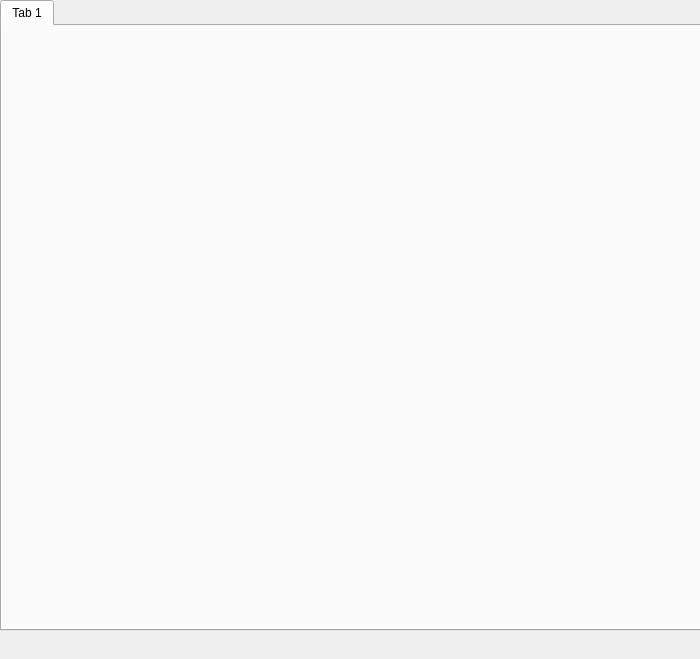
Old version of the form spectromicroscopy/SMP.ui in the repository praxes/praxes.
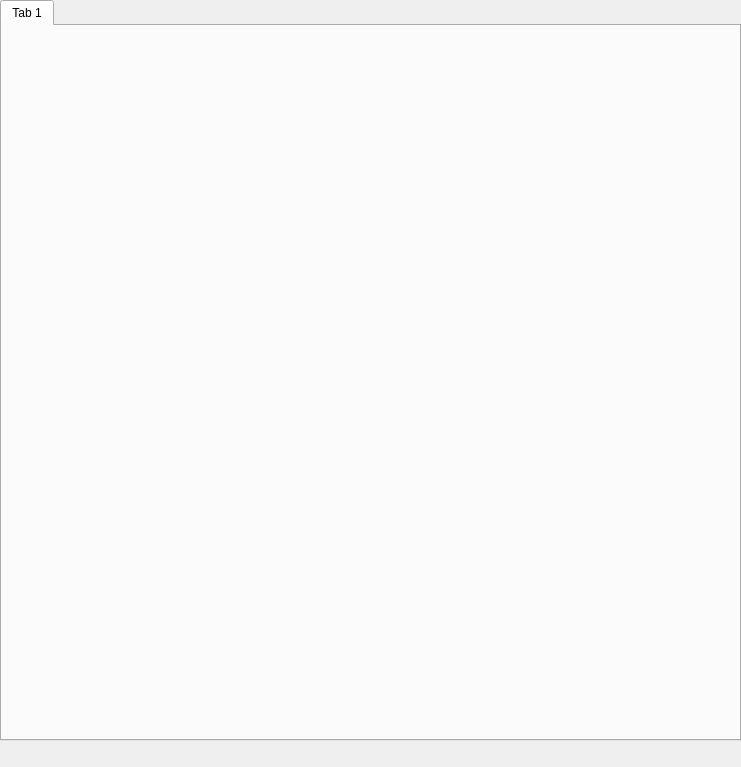
New version of the form.

```diff
--- a/spectromicroscopy/SMP.ui
+++ b/spectromicroscopy/SMP.ui
@@ -5,8 +5,8 @@
    <rect>
     <x>0</x>
     <y>0</y>
-    <width>700</width>
-    <height>659</height>
+    <width>741</width>
+    <height>767</height>
    </rect>
   </property>
   <property name="windowTitle" >
@@ -18,8 +18,8 @@
      <rect>
       <x>0</x>
       <y>0</y>
-      <width>701</width>
-      <height>631</height>
+      <width>741</width>
+      <height>741</height>
      </rect>
     </property>
     <property name="currentIndex" >
```
Left out of the diff: 2 changed lines with no effect on the pictures.
